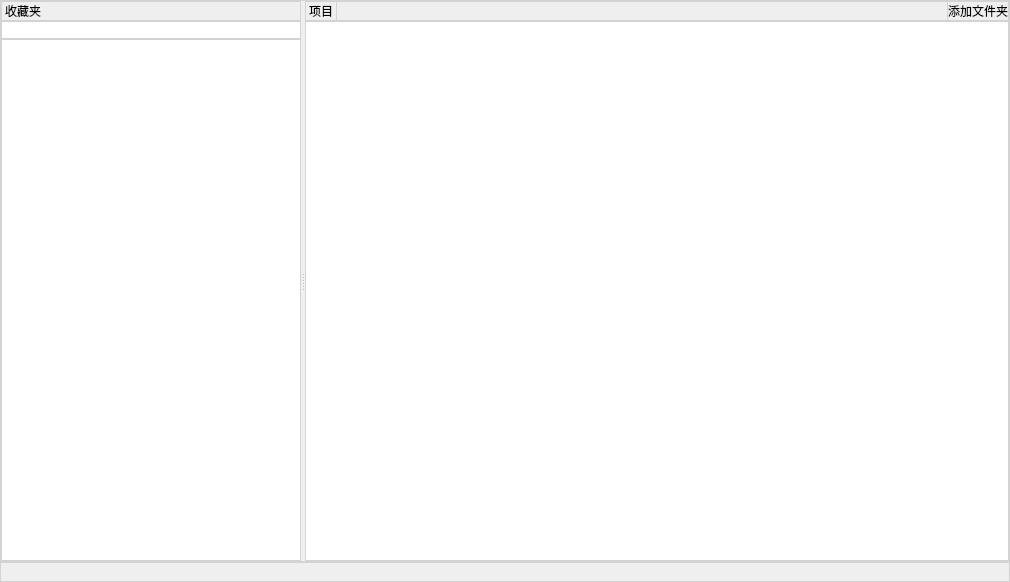
Old version of the form MuseLog/ui/tab_favorites.ui in the repository super999/MetaStoryBoard.
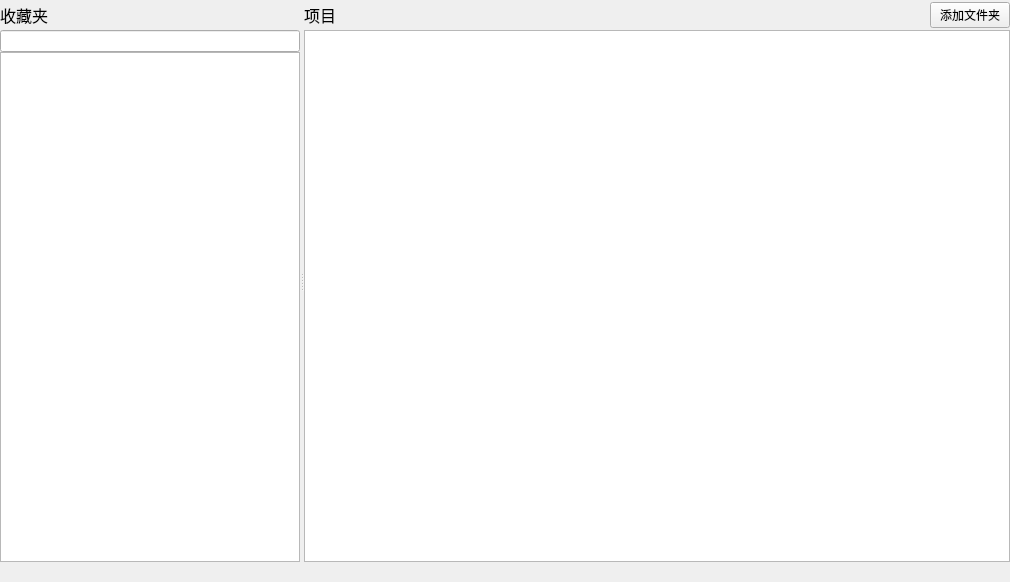
New version of the form.

Commit message: 添加收藏夹功能，支持文件夹收藏、管理和保存；重构相关界面和逻辑以优化用户体验

Diff of the .ui file:
```diff
--- a/MuseLog/ui/tab_favorites.ui
+++ b/MuseLog/ui/tab_favorites.ui
@@ -14,7 +14,7 @@
    <string>收藏夹</string>
   </property>
   <property name="styleSheet">
-   <string notr="true"> QWidget {
+   <string notr="true"> QWidget #wid {
        border: 1px solid #d3d3d3;
  }</string>
   </property>
@@ -88,6 +88,17 @@
           </property>
           <item>
            <widget class="QLabel" name="label">
+            <property name="minimumSize">
+             <size>
+              <width>0</width>
+              <height>30</height>
+             </size>
+            </property>
+            <property name="font">
+             <font>
+              <pointsize>12</pointsize>
+             </font>
+            </property>
             <property name="text">
              <string>收藏夹</string>
             </property>
@@ -132,6 +143,12 @@
           </property>
           <item>
            <widget class="QWidget" name="widget" native="true">
+            <property name="minimumSize">
+             <size>
+              <width>0</width>
+              <height>30</height>
+             </size>
+            </property>
             <layout class="QHBoxLayout" name="horizontalLayout">
              <property name="spacing">
               <number>0</number>
@@ -150,6 +167,11 @@
              </property>
              <item>
               <widget class="QLabel" name="label_3">
+               <property name="font">
+                <font>
+                 <pointsize>12</pointsize>
+                </font>
+               </property>
                <property name="text">
                 <string>项目</string>
                </property>
```
The commit also changes 6 other files.
